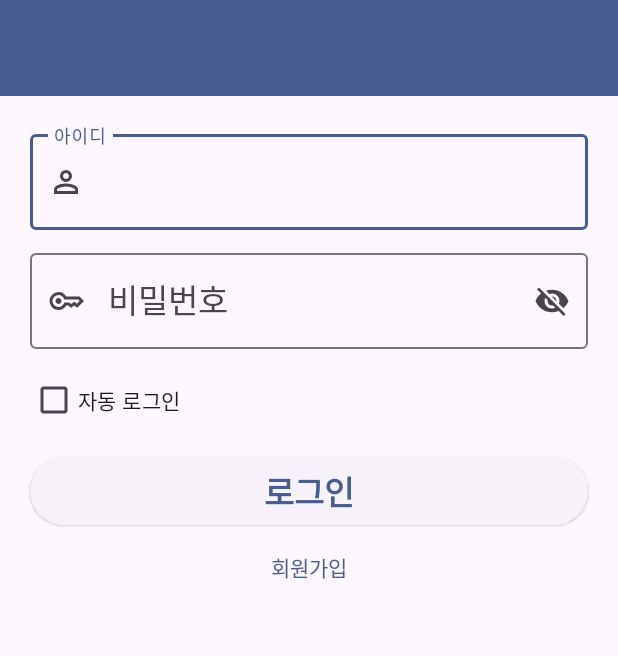
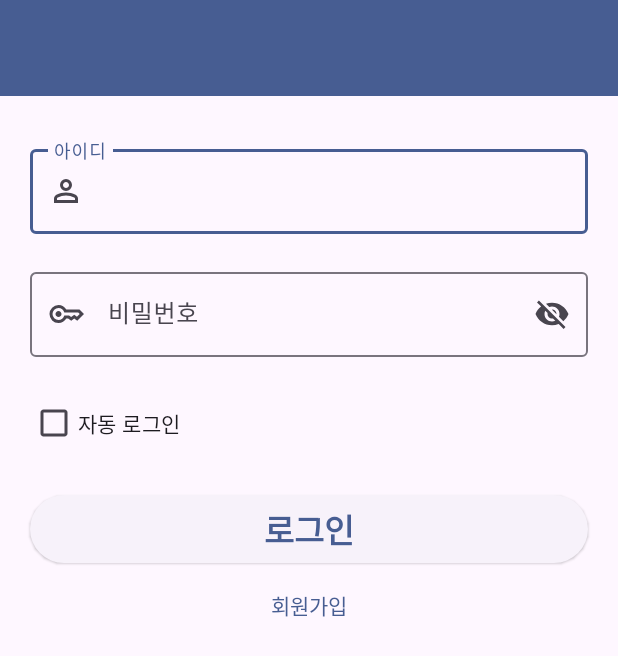
Before and after one commit to PIYUJIN/Board_Project, an Android app: the fragment LoginFragment shown on its own in the app's theme, on a phone screen of 412 x 824 dp. Shown: the top 656 px of the screen. Run offline under Robolectric (Android 15) with nearby library versions, the phone set to English and light mode, and no system bars.

Commit message:
[Design] 로그인 화면 디자인 수정

```diff
--- a/app/src/main/res/layout/fragment_login.xml
+++ b/app/src/main/res/layout/fragment_login.xml
@@ -30,7 +30,7 @@
                 android:layout_width="match_parent"
                 android:layout_height="wrap_content"
                 android:layout_marginLeft="10dp"
-                android:layout_marginTop="10dp"
+                android:layout_marginTop="20dp"
                 android:layout_marginRight="10dp"
                 android:hint="아이디"
                 app:endIconMode="clear_text"
@@ -40,8 +40,7 @@
                     android:id="@+id/textInputEditTextLoginUserId"
                     android:layout_width="match_parent"
                     android:layout_height="wrap_content"
-                    android:inputType="text|textPersonName"
-                    android:textAppearance="@style/TextAppearance.AppCompat.Large" />
+                    android:inputType="text|textPersonName" />
             </com.google.android.material.textfield.TextInputLayout>
 
             <com.google.android.material.textfield.TextInputLayout
@@ -49,7 +48,7 @@
                 android:layout_width="match_parent"
                 android:layout_height="wrap_content"
                 android:layout_marginLeft="10dp"
-                android:layout_marginTop="10dp"
+                android:layout_marginTop="20dp"
                 android:layout_marginRight="10dp"
                 android:hint="비밀번호"
                 app:endIconMode="password_toggle"
@@ -59,8 +58,7 @@
                     android:id="@+id/textInputEditTextLoginUserPassword"
                     android:layout_width="match_parent"
                     android:layout_height="wrap_content"
-                    android:layout_weight="1"
-                    android:textAppearance="@style/TextAppearance.AppCompat.Large" />
+                    android:layout_weight="1" />
             </com.google.android.material.textfield.TextInputLayout>
 
             <androidx.appcompat.widget.AppCompatCheckBox
@@ -68,7 +66,7 @@
                 android:layout_width="match_parent"
                 android:layout_height="wrap_content"
                 android:layout_marginLeft="10dp"
-                android:layout_marginTop="10dp"
+                android:layout_marginTop="20dp"
                 android:layout_marginRight="10dp"
                 android:text="자동 로그인" />
 
@@ -78,7 +76,7 @@
                 android:layout_width="match_parent"
                 android:layout_height="wrap_content"
                 android:layout_marginLeft="10dp"
-                android:layout_marginTop="10dp"
+                android:layout_marginTop="20dp"
                 android:layout_marginRight="10dp"
                 android:text="로그인"
                 android:textAppearance="@style/TextAppearance.AppCompat.Large"
```
